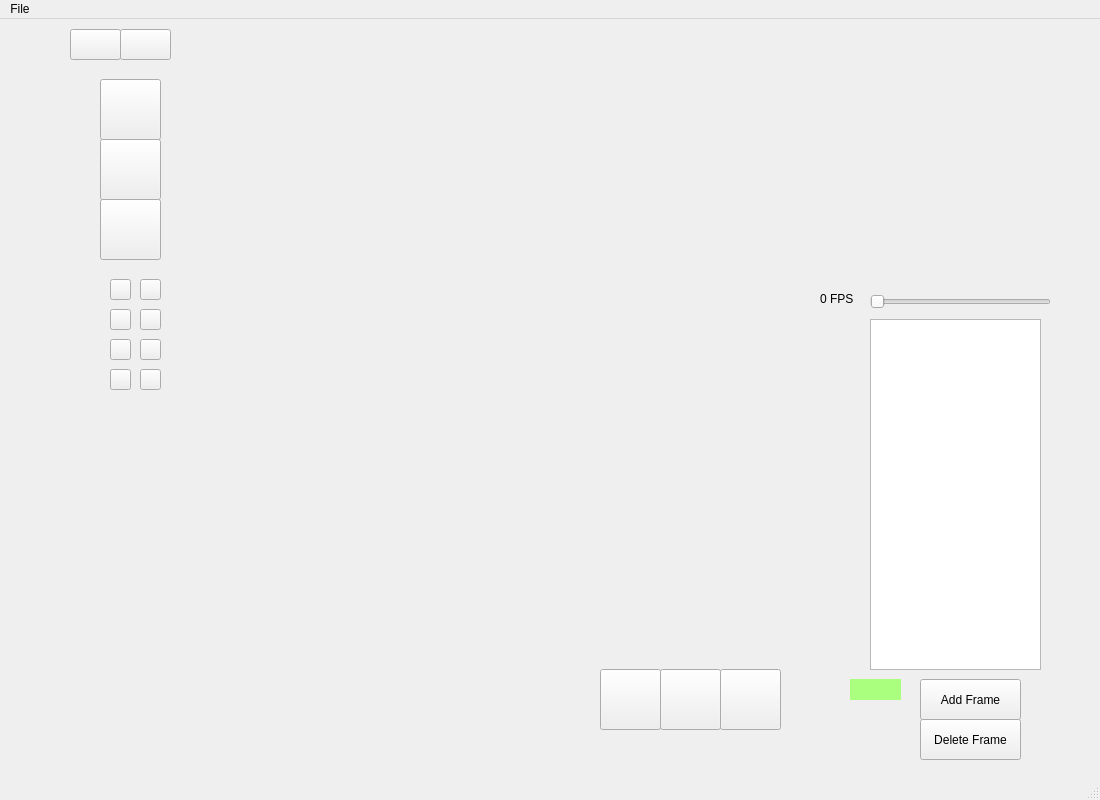
Qt form SpriteEditor/spriteview.ui (bestcreator01/sprite-editor) before a commit.
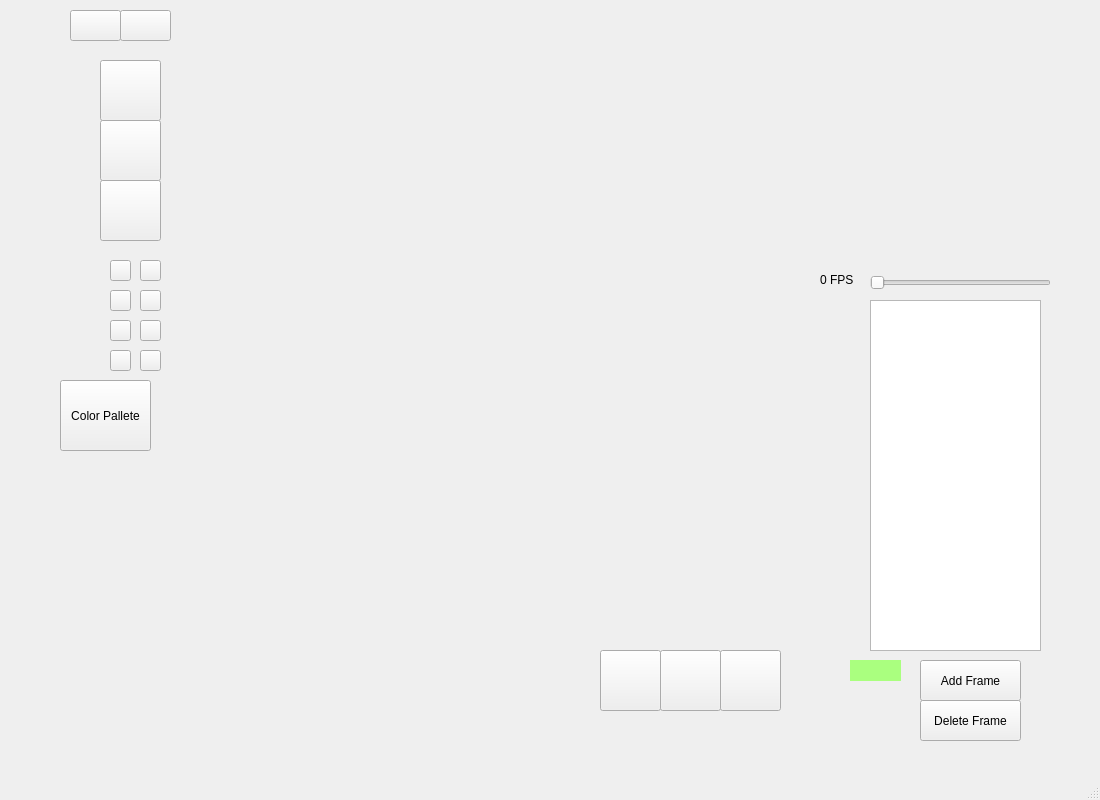
The same form after that commit.

Commit message: remove the file bar and added Custom Color Pallete

Patch:
```diff
--- a/SpriteEditor/spriteview.ui
+++ b/SpriteEditor/spriteview.ui
@@ -386,6 +386,19 @@
      <string/>
     </property>
    </widget>
+   <widget class="QPushButton" name="colorButton">
+    <property name="geometry">
+     <rect>
+      <x>60</x>
+      <y>380</y>
+      <width>91</width>
+      <height>71</height>
+     </rect>
+    </property>
+    <property name="text">
+     <string>Color Pallete</string>
+    </property>
+   </widget>
   </widget>
   <widget class="QMenuBar" name="menubar">
    <property name="geometry">
@@ -393,18 +406,9 @@
      <x>0</x>
      <y>0</y>
      <width>1100</width>
-     <height>21</height>
+     <height>22</height>
     </rect>
    </property>
-   <widget class="QMenu" name="menuFile">
-    <property name="title">
-     <string>File</string>
-    </property>
-    <addaction name="actionNew"/>
-    <addaction name="actionOpen"/>
-    <addaction name="actionSave"/>
-   </widget>
-   <addaction name="menuFile"/>
   </widget>
   <widget class="QStatusBar" name="statusbar"/>
   <action name="actionSave">
```
Left out of the diff: 15 changed lines with no effect on the pictures. The commit also changes 6 other files.
